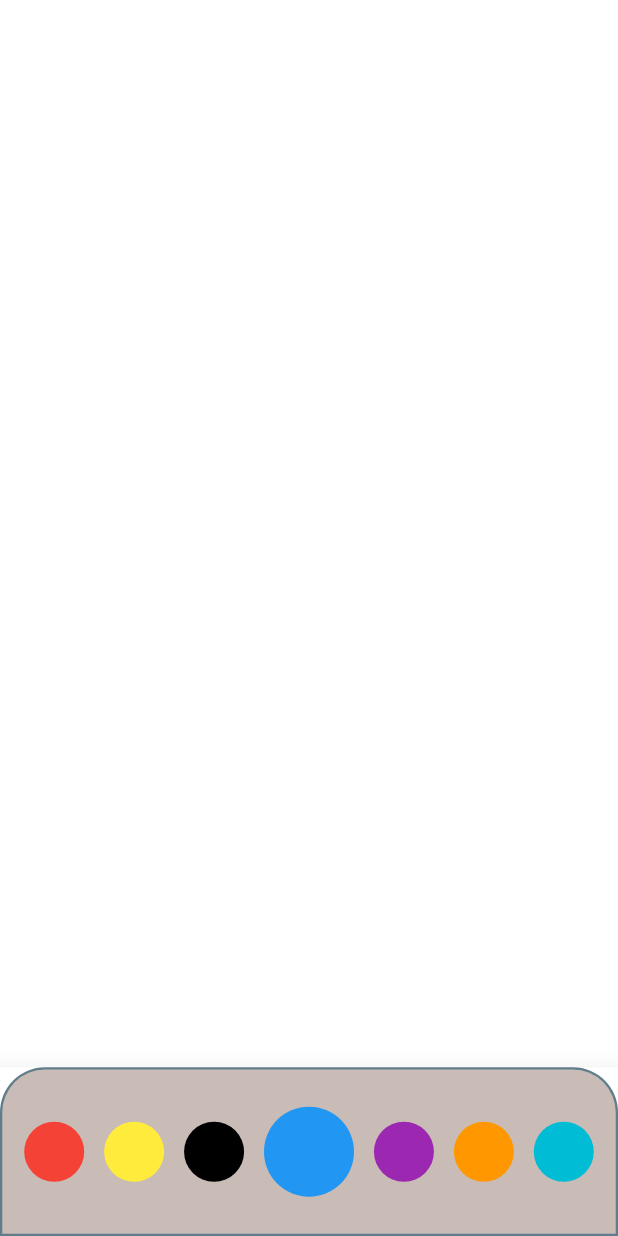
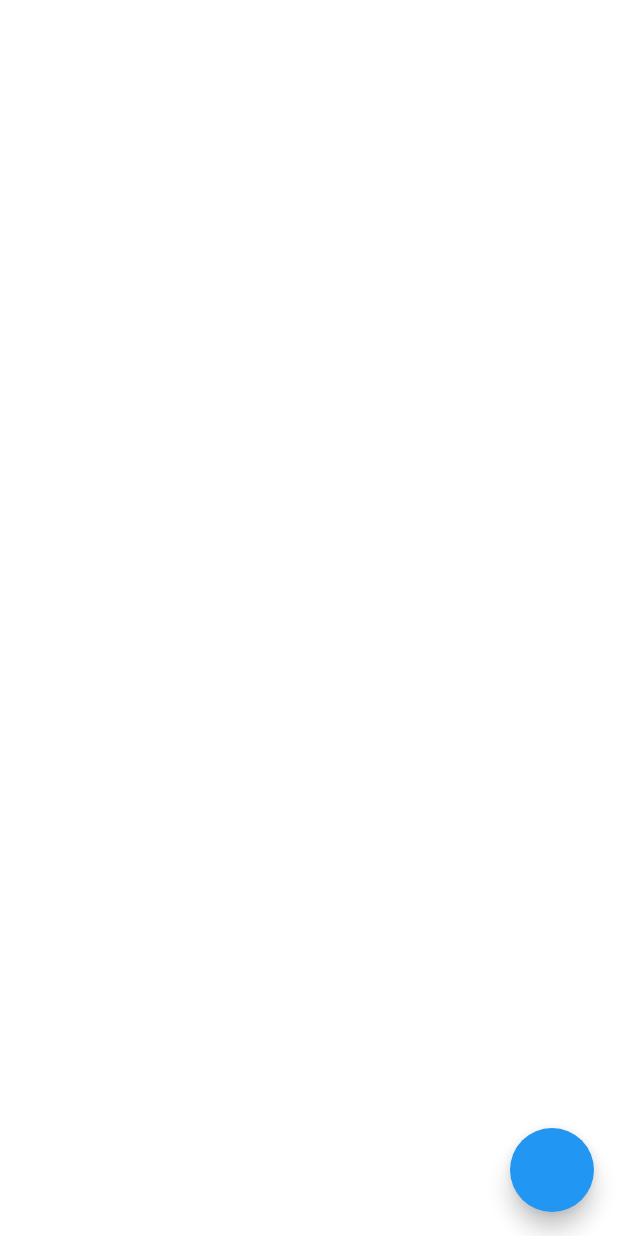
Before and after one commit to RGTechno/Roughpad, a Flutter app: the screen it shows after launch, on a phone screen of 412 x 824 dp. Run offline on Flutter 3.47's test engine with Material 2 defaults, Android fonts, the phone set to English and light mode, and no system bars; our stand-ins replace flutter_colorpicker, rxdart.

Commit message:
color picker

```diff
--- a/lib/Screens/home_screen.dart
+++ b/lib/Screens/home_screen.dart
@@ -2,6 +2,7 @@ import 'dart:ui';
 
 import 'package:flutter/cupertino.dart';
 import 'package:flutter/material.dart';
+import 'package:flutter_colorpicker/flutter_colorpicker.dart';
 import 'package:rxdart/rxdart.dart';
 
 // ignore: use_key_in_widget_constructors
@@ -22,6 +23,8 @@ class _HomeScreenState extends State<HomeScreen> {
   ];
 
   Color selectedColor = Colors.blue;
+  Color pickerColor = Colors.blue;
+
   Color animColor = Colors.transparent;
 
   List<PaintModel?> points = [];
@@ -129,58 +132,76 @@ class _HomeScreenState extends State<HomeScreen> {
         ),
       ),
 
-      bottomNavigationBar: BottomAppBar(
-        elevation: 15,
-        child: Container(
-          padding: EdgeInsets.symmetric(
-            vertical: mediaQuery.height * 0.03,
-            horizontal: 8,
-          ),
-          decoration: BoxDecoration(
-            color: Colors.brown.withOpacity(0.4),
-            borderRadius: const BorderRadius.only(
-              topLeft: Radius.circular(30),
-              topRight: Radius.circular(30),
-            ),
-            border: Border.all(
-              color: Colors.blueGrey,
-              width: 1.5,
-            ),
-          ),
-          child: Row(
-            mainAxisAlignment: MainAxisAlignment.spaceAround,
-            children: [
-              ...List.generate(
-                colors.length,
-                (index) => colorPicker(colors[index]),
-              ),
-              // IconButton(
-              //   onPressed: () {},
-              //   icon: const Icon(
-              //     Icons.cancel_outlined,
-              //     size: 30,
-              //   ),
-              // )
-            ],
-          ),
-        ),
+      floatingActionButton: FloatingActionButton(
+        backgroundColor: selectedColor,
+        onPressed: () {
+          showDialog(
+              context: context,
+              builder: (BuildContext cntx) {
+                return AlertDialog(
+                  title: const Text("Pick A Color"),
+                  content: SingleChildScrollView(
+                    child: ColorPicker(
+                      pickerColor: pickerColor,
+                      onColorChanged: (Color colorSelected) {
+                        setState(() {
+                          pickerColor = colorSelected;
+                        });
+                      },
+                      showLabel: true,
+                      pickerAreaHeightPercent: 0.8,
+                    ),
+                  ),
+                  actions: [
+                    TextButton(
+                      onPressed: () {
+                        setState(() {
+                          selectedColor = pickerColor;
+                        });
+                        Navigator.of(cntx).pop();
+                      },
+                      child: const Text("Done"),
+                    ),
+                  ],
+                );
+              });
+        },
       ),
-      // floatingActionButtonLocation: FloatingActionButtonLocation.endFloat,
-      // floatingActionButton: FloatingActionBubble(
-      //   backGroundColor: Colors.brown.withOpacity(0.4),
-      //   items: List.generate(
-      //     colors.length,
-      //     (index) => Bubble(
-      //         title: "",
-      //         titleStyle: const TextStyle(fontSize: 16, color: Colors.white),
-      //         iconColor: colors[index],
-      //         bubbleColor: colors[index],
-      //         icon: Icons.circle,
-      //         onPress: () {
-      //           setState(() {
-      //             selectedColor = colors[index];
-      //           });
-      //         }),
+
+      // bottomNavigationBar: BottomAppBar(
+      //   elevation: 15,
+      //   child: Container(
+      //     padding: EdgeInsets.symmetric(
+      //       vertical: mediaQuery.height * 0.03,
+      //       horizontal: 8,
+      //     ),
+      //     decoration: BoxDecoration(
+      //       color: Colors.brown.withOpacity(0.4),
+      //       borderRadius: const BorderRadius.only(
+      //         topLeft: Radius.circular(30),
+      //         topRight: Radius.circular(30),
+      //       ),
+      //       border: Border.all(
+      //         color: Colors.blueGrey,
+      //         width: 1.5,
+      //       ),
+      //     ),
+      //     child: Row(
+      //       mainAxisAlignment: MainAxisAlignment.spaceAround,
+      //       children: [
+      //         ...List.generate(
+      //           colors.length,
+      //           (index) => colorPicker(colors[index]),
+      //         ),
+      //         // IconButton(
+      //         //   onPressed: () {},
+      //         //   icon: const Icon(
+      //         //     Icons.cancel_outlined,
+      //         //     size: 30,
+      //         //   ),
+      //         // )
+      //       ],
+      //     ),
       //   ),
       // ),
     );
--- a/pubspec.yaml
+++ b/pubspec.yaml
@@ -35,6 +35,9 @@ dependencies:
   # Use with the CupertinoIcons class for iOS style icons.
   cupertino_icons: ^1.0.2
   rxdart: ^0.27.1
+  image_gallery_saver: ^1.6.9
+  permission_handler: ^8.1.4+2
+  flutter_colorpicker: ^0.5.0
 
 dev_dependencies:
   flutter_test:
```
Also changed, not shown: pubspec.lock, 1 other file.
